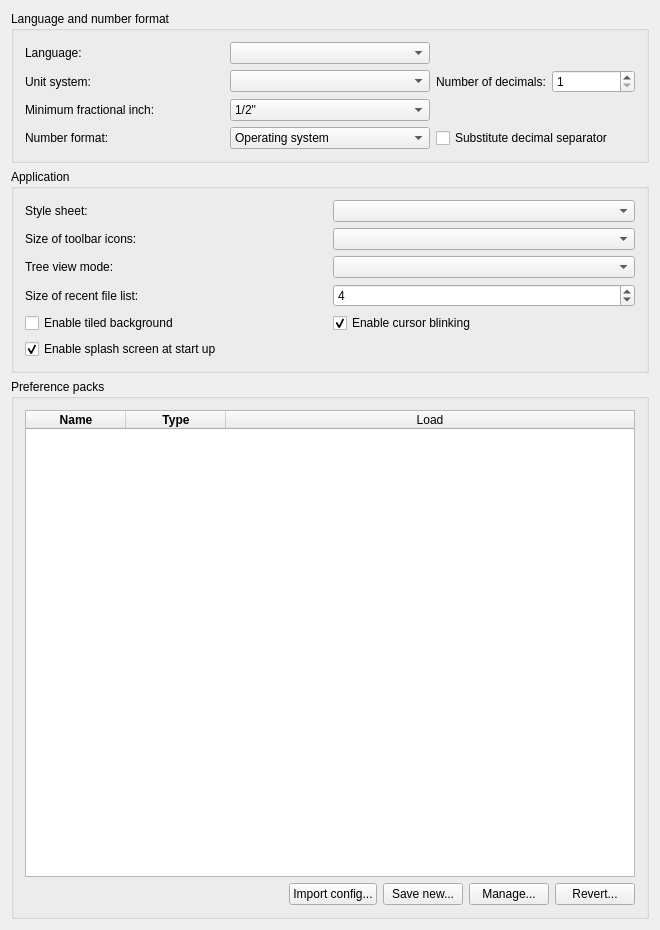
southseact-3d/fcd, file src/Gui/DlgGeneral.ui: the form before one commit.
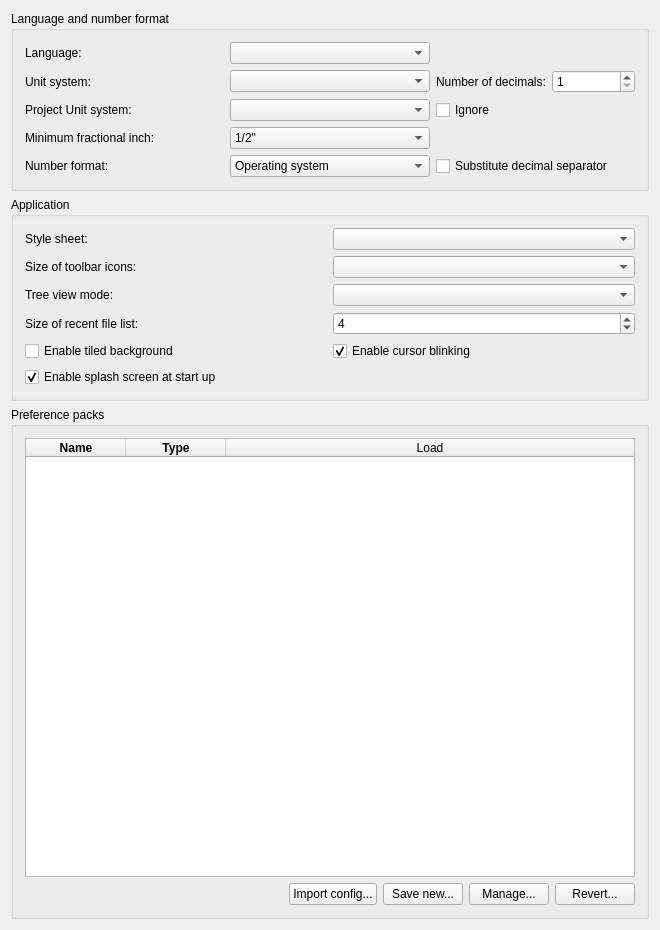
The form after the commit. Custom widgets are drawn as their Qt base class.

Commit message: Added per project Unit System feature

```diff
--- a/src/Gui/DlgGeneral.ui
+++ b/src/Gui/DlgGeneral.ui
@@ -88,13 +88,40 @@
         </layout>
        </item>
        <item row="2" column="0">
+        <widget class="QLabel" name="label">
+         <property name="text">
+          <string>Project Unit system:</string>
+         </property>
+        </widget>
+       </item>
+        
+       <item row="2" column="1">
+        <widget class="QComboBox" name="comboBox_projectUnitSystem">
+         <property name="toolTip">
+          <string>Unit system used for display metrics stored in project</string>
+         </property>
+        </widget>
+       </item>
+        
+       <item row="2" column="2">
+        <widget class="QCheckBox" name="checkBox_projectUnitSystemIgnore">
+          <property name="toolTip">
+           <string>If enabled, Unit System stored in project will be ignored.</string>
+          </property>
+          <property name="text">
+           <string>Ignore</string>
+          </property>
+        </widget>
+       </item>
+
+       <item row="3" column="0">
         <widget class="QLabel" name="fractionalInchLabel">
          <property name="text">
           <string>Minimum fractional inch:</string>
          </property>
         </widget>
        </item>
-       <item row="2" column="1">
+       <item row="3" column="1">
         <widget class="QComboBox" name="comboBox_FracInch">
          <property name="toolTip">
           <string>Minimum fractional inch to be displayed</string>
@@ -136,14 +163,14 @@
          </item>
         </widget>
        </item>
-       <item row="3" column="0">
+       <item row="4" column="0">
         <widget class="QLabel" name="TextLabel1_5">
          <property name="text">
           <string>Number format:</string>
          </property>
         </widget>
        </item>
-       <item row="3" column="1">
+       <item row="4" column="1">
         <widget class="Gui::PrefComboBox" name="UseLocaleFormatting">
          <property name="prefEntry" stdset="0">
           <cstring>UseLocaleFormatting</cstring>
@@ -168,7 +195,7 @@
          </item>
         </widget>
        </item>
-       <item row="3" column="2">
+       <item row="4" column="2">
         <widget class="Gui::PrefCheckBox" name="SubstituteDecimal">
          <property name="toolTip">
           <string>If enabled, numerical keypad decimal separator
```
Left out of the diff: 1 changed line with no effect on the pictures. The commit also changes 5 other files.
